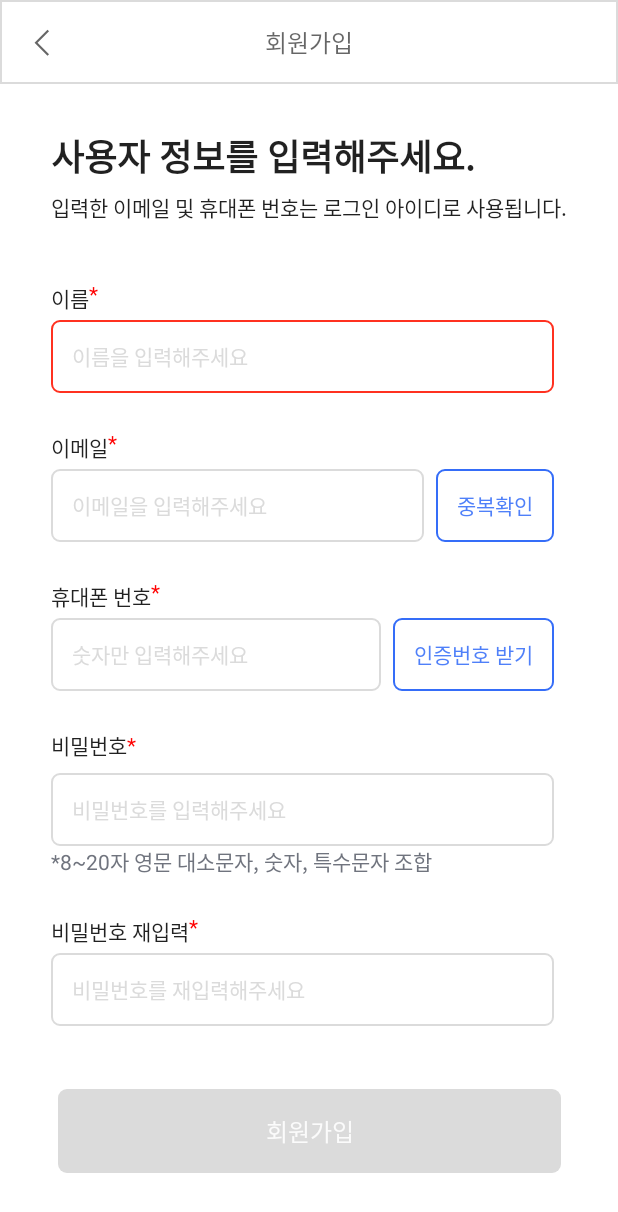
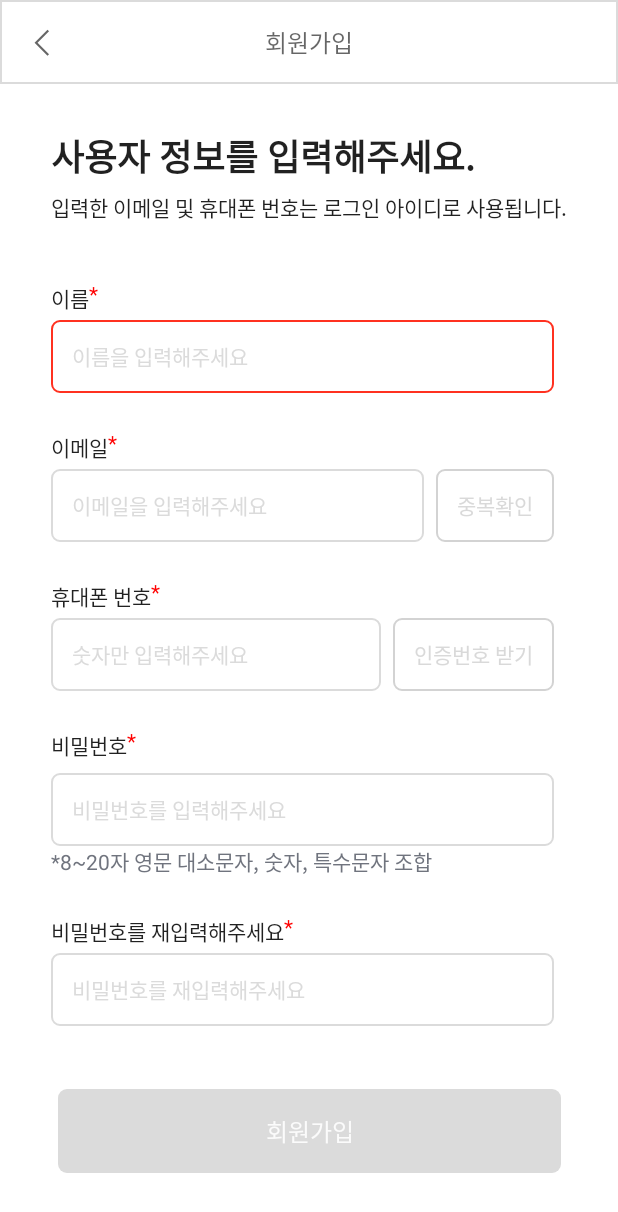
Before and after one commit to CMC-12th-Hana/FieldMate-Android, an Android app built with Jetpack Compose: the RegisterScreen screen opened through its navigation route, on a phone screen of 412 x 824 dp. Shown: the top 1212 px of the screen. Run offline under Robolectric (Android 15) with nearby library versions, the phone set to English and light mode, and no system bars; Roboto replaces fonts that are not available here.

Commit message:
Feat : 회원가입 UI 제작

```diff
--- a/app/src/main/java/com/hana/umuljeong/UmuljeongScreen.kt
+++ b/app/src/main/java/com/hana/umuljeong/UmuljeongScreen.kt
@@ -8,6 +8,8 @@ import androidx.navigation.compose.composable
 import androidx.navigation.compose.rememberNavController
 import androidx.navigation.navArgument
 import com.hana.umuljeong.ui.*
+import com.hana.umuljeong.ui.auth.RegisterDataState
+import com.hana.umuljeong.ui.auth.RegisterScreen
 import com.hana.umuljeong.ui.customer.CustomerScreen
 import com.hana.umuljeong.ui.customer.DetailCustomerScreen
 import com.hana.umuljeong.ui.report.AddReportScreen
@@ -74,6 +76,7 @@ fun UmuljeongApp(modifier: Modifier = Modifier) {
         composable(route = UmuljeongScreen.Register.name) {
             RegisterScreen(
                 navController = navController,
+                registerDataState = RegisterDataState(),
                 registerBtnOnClick = {
                     navController.navigate(UmuljeongScreen.SelectCompany.name)
                 }
--- /dev/null
+++ b/app/src/main/java/com/hana/umuljeong/ui/auth/RegisterDataState.kt
@@ -0,0 +1,13 @@
+package com.hana.umuljeong.ui.auth
+
+data class RegisterDataState(
+    val nameCondition: Boolean = false,
+    val emailCondition: Boolean = false,
+    val phoneCondition: Boolean = false,
+    val getCertNumber: Boolean = false,
+    val remainSeconds: Int = 180,
+    val certNumberCondition: Boolean = false,
+    val passwordConditionList: MutableList<Boolean> = mutableListOf(false, false, false, false),
+    val confirmPasswordCondition: Boolean = false,
+    val registerBtnEnabled: Boolean = false,
+)
--- a/app/src/main/java/com/hana/umuljeong/ui/RegisterScreen.kt
+++ b/app/src/main/java/com/hana/umuljeong/ui/auth/RegisterScreen.kt
@@ -1,4 +1,4 @@
-package com.hana.umuljeong.ui
+package com.hana.umuljeong.ui.auth
 
 import androidx.compose.foundation.BorderStroke
 import androidx.compose.foundation.layout.*
@@ -33,11 +33,13 @@ import com.hana.umuljeong.isValidString
 import com.hana.umuljeong.ui.component.UAppBarWithBackBtn
 import com.hana.umuljeong.ui.component.UButton
 import com.hana.umuljeong.ui.component.UTextField
+import com.hana.umuljeong.ui.component.UTextFieldWithTimer
 import com.hana.umuljeong.ui.theme.*
 
 @Composable
 fun RegisterScreen(
     modifier: Modifier = Modifier,
+    registerDataState: RegisterDataState,
     navController: NavController,
     registerBtnOnClick: () -> Unit
 ) {
@@ -54,17 +56,18 @@ fun RegisterScreen(
         var name by rememberSaveable { mutableStateOf("") }
         var email by rememberSaveable { mutableStateOf("") }
         var phone by rememberSaveable { mutableStateOf("") }
+        var certNumber by rememberSaveable { mutableStateOf("") }
         var password by rememberSaveable { mutableStateOf("") }
         var confirmPassword by rememberSaveable { mutableStateOf("") }
 
         var nameCondition = false
-        var emailCondition = false
-        var phoneCondition = false
+        var emailCondition by rememberSaveable { mutableStateOf(false) }
+        var phoneCondition by rememberSaveable { mutableStateOf(false) }
+        var getCertNumber by rememberSaveable { mutableStateOf(false) }
+        var remainSeconds by rememberSaveable { mutableStateOf(180) }
+        var certNumberCondition by rememberSaveable { mutableStateOf(false) }
         val passwordConditionList = mutableListOf(false, false, false, false)
         var confirmPasswordCondition = false
-
-        var emailCheckEnabled by rememberSaveable { mutableStateOf(true) }
-        var phoneCheckEnabled by rememberSaveable { mutableStateOf(true) }
 
         Column(
             modifier = modifier
@@ -86,9 +89,7 @@ fun RegisterScreen(
                         fontSize = 24.sp
                     )
                 )
-
                 Spacer(Modifier.height(6.dp))
-
                 Text(
                     text = stringResource(id = R.string.register_info_second),
                     style = TextStyle(
@@ -98,26 +99,8 @@ fun RegisterScreen(
 
                 Spacer(Modifier.height(40.dp))
 
-                Row {
-                    Text(
-                        text = stringResource(id = R.string.name),
-                        style = TextStyle(
-                            fontWeight = FontWeight.Normal,
-                            fontSize = 14.sp
-                        )
-                    )
-                    Text(
-                        text = stringResource(id = R.string.star),
-                        style = TextStyle(
-                            fontWeight = FontWeight.Normal,
-                            color = Color.Red,
-                            fontSize = 14.sp
-                        )
-                    )
-                }
-
+                Label(text = stringResource(id = R.string.name))
                 Spacer(modifier = Modifier.height(4.dp))
-
                 UTextField(
                     modifier = Modifier.width(335.dp),
                     msgContent = name,
@@ -125,31 +108,12 @@ fun RegisterScreen(
                     isValid = nameCondition,
                     onValueChange = { name = it }
                 )
-
                 nameCondition = name.isNotEmpty()
 
                 Spacer(modifier = Modifier.height(26.dp))
 
-                Row {
-                    Text(
-                        text = stringResource(id = R.string.email),
-                        style = TextStyle(
-                            fontWeight = FontWeight.Normal,
-                            fontSize = 14.sp
-                        )
-                    )
-                    Text(
-                        text = stringResource(id = R.string.star),
-                        style = TextStyle(
-                            fontWeight = FontWeight.Normal,
-                            color = Color.Red,
-                            fontSize = 14.sp
-                        )
-                    )
-                }
-
+                Label(text = stringResource(id = R.string.email))
                 Spacer(modifier = Modifier.height(4.dp))
-
                 Row(Modifier.width(335.dp)) {
                     UTextField(
                         modifier = Modifier
@@ -163,9 +127,7 @@ fun RegisterScreen(
                         ),
                         onValueChange = { email = it }
                     )
-
                     Spacer(modifier = Modifier.width(8.dp))
-
                     UButton(
                         onClick = { },
                         colors = ButtonDefaults.buttonColors(
@@ -174,20 +136,19 @@ fun RegisterScreen(
                             disabledBackgroundColor = Color.Transparent,
                             disabledContentColor = BgD3D3D3
                         ),
-                        enabled = emailCheckEnabled,
+                        enabled = emailCondition,
                         border = BorderStroke(
                             width = 1.dp,
-                            color = if (emailCheckEnabled) Main356DF8 else BgD3D3D3
+                            color = if (emailCondition) Main356DF8 else BgD3D3D3
                         ),
                         contentPadding = PaddingValues(all = 14.dp)
                     ) {
                         Text(
-                            text = "중복확인",
+                            text = stringResource(id = R.string.check_dup_email),
                             fontSize = 14.sp
                         )
                     }
                 }
-
                 if (email.isNotEmpty()) {
                     emailCondition = isValidString(email, "^[a-zA-Z0-9]+@[a-zA-Z0-9]+\$")
 
@@ -200,26 +161,8 @@ fun RegisterScreen(
 
                 Spacer(modifier = Modifier.height(26.dp))
 
-                Row {
-                    Text(
-                        text = stringResource(id = R.string.phone),
-                        style = TextStyle(
-                            fontWeight = FontWeight.Normal,
-                            fontSize = 14.sp
-                        )
-                    )
-                    Text(
-                        text = stringResource(id = R.string.star),
-                        style = TextStyle(
-                            fontWeight = FontWeight.Normal,
-                            color = Color.Red,
-                            fontSize = 14.sp
-                        )
-                    )
-                }
-
+                Label(text = stringResource(id = R.string.phone))
                 Spacer(modifier = Modifier.height(4.dp))
-
                 Row(
                     modifier = Modifier.width(335.dp),
                     verticalAlignment = Alignment.CenterVertically
@@ -236,31 +179,31 @@ fun RegisterScreen(
                         ),
                         onValueChange = { phone = it }
                     )
-
                     Spacer(modifier = Modifier.width(8.dp))
-
                     UButton(
-                        onClick = { },
+                        onClick = {
+                            getCertNumber = true
+                            remainSeconds = 180
+                        },
                         colors = ButtonDefaults.buttonColors(
                             backgroundColor = Color.Transparent,
                             contentColor = Main356DF8,
                             disabledBackgroundColor = Color.Transparent,
                             disabledContentColor = BgD3D3D3
                         ),
-                        enabled = phoneCheckEnabled,
+                        enabled = phoneCondition,
                         border = BorderStroke(
                             width = 1.dp,
-                            color = if (phoneCheckEnabled) Main356DF8 else BgD3D3D3
+                            color = if (phoneCondition) Main356DF8 else BgD3D3D3
                         ),
                         contentPadding = PaddingValues(all = 14.dp)
                     ) {
                         Text(
-                            text = "인증번호 받기",
+                            text = stringResource(id = R.string.receive_cert_number),
                             fontSize = 14.sp
                         )
                     }
                 }
-
                 if (phone.isNotEmpty()) {
                     phoneCondition = isValidString(phone, "\\d{10,11}")
 
@@ -271,36 +214,58 @@ fun RegisterScreen(
                     }
                 }
 
-                Spacer(modifier = Modifier.height(26.dp))
+                if (getCertNumber) {
+                    Spacer(modifier = Modifier.height(8.dp))
 
                     Row(
                         modifier = Modifier.width(335.dp),
                         verticalAlignment = Alignment.CenterVertically
                     ) {
+                        UTextFieldWithTimer(
+                            modifier = Modifier
+                                .fillMaxWidth()
+                                .weight(1f),
+                            msgContent = certNumber,
+                            remainSeconds = remainSeconds,
+                            keyboardOptions = KeyboardOptions(
+                                keyboardType = KeyboardType.Number
+                            ),
+                            onValueChange = { certNumber = it }
+                        )
+
+                        Spacer(modifier = Modifier.width(8.dp))
+
+                        UButton(
+                            onClick = { certNumberCondition = true },
+                            colors = ButtonDefaults.buttonColors(
+                                backgroundColor = Color.Transparent,
+                                contentColor = Main356DF8,
+                                disabledBackgroundColor = Color.Transparent,
+                                disabledContentColor = BgD3D3D3
+                            ),
+                            border = BorderStroke(
+                                width = 1.dp,
+                                color = Main356DF8
+                            ),
+                            contentPadding = PaddingValues(all = 14.dp)
+                        ) {
                             Text(
-                        text = stringResource(id = R.string.password),
-                        style = TextStyle(
-                            fontWeight = FontWeight.Normal,
+                                text = stringResource(id = R.string.confirm_cert_number),
                                 fontSize = 14.sp
                             )
-                    )
-                    Text(
-                        text = stringResource(id = R.string.star),
-                        style = TextStyle(
-                            fontWeight = FontWeight.Normal,
-                            color = Color.Red,
-                            fontSize = 14.sp
-                        )
-                    )
+                        }
+                    }
                 }
 
+                Spacer(modifier = Modifier.height(26.dp))
+
+                Label(text = stringResource(id = R.string.password))
                 Spacer(modifier = Modifier.height(8.dp))
-
                 UTextField(
                     modifier = Modifier.width(335.dp),
                     msgContent = password,
                     hint = stringResource(id = R.string.password_hint),
-                    isValid = passwordConditionList.count { it == true } == 4,
+                    isValid = passwordConditionList.count { it } == 4,
                     keyboardOptions = KeyboardOptions(
                         keyboardType = KeyboardType.Password
                     ),
@@ -315,7 +280,6 @@ fun RegisterScreen(
                         color = Font70747E
                     )
                 )
-
                 if (password.isNotEmpty()) {
                     passwordConditionList[0] = isValidString(password, "^.{8,20}$")
                     passwordConditionList[1] = isValidString(password, "^(?=.*[a-z])(?=.*[A-Z]).+")
@@ -343,26 +307,8 @@ fun RegisterScreen(
 
                 Spacer(modifier = Modifier.height(26.dp))
 
-                Row {
-                    Text(
-                        text = stringResource(id = R.string.confirm_password),
-                        style = TextStyle(
-                            fontWeight = FontWeight.Normal,
-                            fontSize = 14.sp
-                        )
-                    )
-                    Text(
-                        text = stringResource(id = R.string.star),
-                        style = TextStyle(
-                            fontWeight = FontWeight.Normal,
-                            color = Color.Red,
-                            fontSize = 14.sp
-                        )
-                    )
-                }
-
+                Label(text = stringResource(id = R.string.confirm_password_hint))
                 Spacer(modifier = Modifier.height(4.dp))
-
                 UTextField(
                     modifier = Modifier.width(335.dp),
                     msgContent = confirmPassword,
@@ -374,7 +320,6 @@ fun RegisterScreen(
                     visualTransformation = PasswordVisualTransformation(),
                     onValueChange = { confirmPassword = it }
                 )
-
                 if (confirmPassword.isNotEmpty()) {
                     confirmPasswordCondition = password == confirmPassword
 
@@ -389,7 +334,7 @@ fun RegisterScreen(
             }
 
             val buttonEnabled =
-                nameCondition && emailCondition && phoneCondition && passwordConditionList.count { it == true } == 4 && confirmPasswordCondition
+                nameCondition && emailCondition && phoneCondition && certNumberCondition && passwordConditionList.count { it } == 4 && confirmPasswordCondition
 
             Column {
                 Spacer(Modifier.height(15.dp))
@@ -407,6 +352,27 @@ fun RegisterScreen(
                 Spacer(Modifier.height(42.dp))
             }
         }
+    }
+}
+
+@Composable
+fun Label(text: String) {
+    Row {
+        Text(
+            text = text,
+            style = TextStyle(
+                fontWeight = FontWeight.Normal,
+                fontSize = 14.sp
+            )
+        )
+        Text(
+            text = stringResource(id = R.string.star),
+            style = TextStyle(
+                fontWeight = FontWeight.Normal,
+                color = Color.Red,
+                fontSize = 14.sp
+            )
+        )
     }
 }
 
@@ -442,6 +408,7 @@ fun PreviewRegisterScreen() {
     UmuljeongTheme {
         RegisterScreen(
             navController = rememberNavController(),
+            registerDataState = RegisterDataState(),
             registerBtnOnClick = { }
         )
     }
--- a/app/src/main/res/values/strings.xml
+++ b/app/src/main/res/values/strings.xml
@@ -18,12 +18,13 @@
     <string name="name_hint">이름을 입력해주세요</string>
     <string name="email">이메일</string>
     <string name="email_hint">이메일을 입력해주세요</string>
-    <string name="email_check">중복확인</string>
+    <string name="check_dup_email">중복확인</string>
     <string name="check_email_hint">올바른 이메일 형식이 아닙니다</string>
     <string name="phone">휴대폰 번호</string>
     <string name="phone_hint">숫자만 입력해주세요</string>
-    <string name="check_phone">인증번호 받기</string>
+    <string name="receive_cert_number">인증번호 받기</string>
     <string name="check_phone_hint">올바른 휴대폰 번호 형식이 아닙니다</string>
+    <string name="confirm_cert_number">인증번호 확인</string>
     <string name="password">비밀번호</string>
     <string name="password_hint">비밀번호를 입력해주세요</string>
     <string name="password_condition_hint">*8~20자 영문 대소문자, 숫자, 특수문자 조합</string>
```
Also changed, not shown: app/src/main/java/com/hana/umuljeong/Util.kt (+10 -2 lines), app/src/main/java/com/hana/umuljeong/ui/auth/RegisterViewModel.kt (added, +40 -0 lines), app/src/main/java/com/hana/umuljeong/ui/component/TextField.kt (+80 -4 lines), app/src/main/java/com/hana/umuljeong/ui/auth/LoginScreen.kt (renamed from app/src/main/java/com/hana/umuljeong/ui/LoginScreen.kt). Lines whose indentation alone changed are shown as unchanged.
